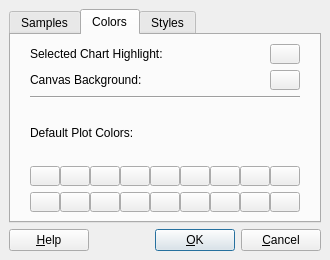
Qt form src/chart/settingsdialog.ui (performancecopilot/pcp) before a commit.
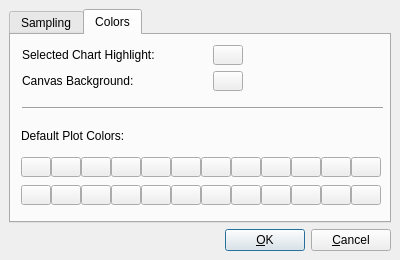
The same form after that commit. The open tabs and pages were chosen to show the change. Icons and pictures are not drawn.

Commit message: Settings dialog updates - add support for saving kmchart and pmlogger default sample intervals from QSettings.  Remove style switching code.

The edit to the form file:
```diff
--- a/src/chart/settingsdialog.ui
+++ b/src/chart/settingsdialog.ui
@@ -5,7 +5,7 @@
    <rect>
     <x>0</x>
     <y>0</y>
-    <width>330</width>
+    <width>400</width>
     <height>260</height>
    </rect>
   </property>
@@ -19,13 +19,13 @@
   </property>
   <property name="minimumSize" >
    <size>
-    <width>330</width>
+    <width>400</width>
     <height>260</height>
    </size>
   </property>
   <property name="maximumSize" >
    <size>
-    <width>330</width>
+    <width>400</width>
     <height>260</height>
    </size>
   </property>
@@ -49,30 +49,23 @@
     <number>6</number>
    </property>
    <item row="0" column="0" >
-    <layout class="QVBoxLayout" >
-     <property name="margin" >
-      <number>0</number>
-     </property>
-     <property name="spacing" >
-      <number>6</number>
-     </property>
-     <item>
       <widget class="QTabWidget" name="settingsTab" >
        <property name="currentIndex" >
         <number>0</number>
        </property>
        <widget class="QWidget" name="samplesTab" >
         <attribute name="title" >
-         <string>Samples</string>
-        </attribute>
-        <layout class="QGridLayout" >
-         <property name="margin" >
-          <number>9</number>
-         </property>
-         <property name="spacing" >
-          <number>6</number>
-         </property>
-         <item row="0" column="0" >
+       <string>Sampling</string>
+      </attribute>
+      <widget class="QWidget" name="" >
+       <property name="geometry" >
+        <rect>
+         <x>10</x>
+         <y>5</y>
+         <width>361</width>
+         <height>171</height>
+        </rect>
+       </property>
           <layout class="QGridLayout" >
            <property name="margin" >
             <number>0</number>
@@ -80,143 +73,212 @@
            <property name="spacing" >
             <number>6</number>
            </property>
-           <item row="1" column="0" >
+        <item row="1" column="0" colspan="2" >
+         <widget class="QLabel" name="loggerDeltaLabel" >
+          <property name="text" >
+           <string>Default Record Interval:</string>
+          </property>
+         </widget>
+        </item>
+        <item row="0" column="0" colspan="2" >
+         <widget class="QLabel" name="chartDeltaLabel" >
+          <property name="text" >
+           <string>Default Chart Interval:</string>
+          </property>
+         </widget>
+        </item>
+        <item row="2" column="1" colspan="3" >
             <widget class="QSlider" name="visibleSlider" >
+          <property name="maximum" >
+           <number>999999999</number>
+          </property>
              <property name="orientation" >
               <enum>Qt::Horizontal</enum>
              </property>
             </widget>
            </item>
            <item row="2" column="0" >
-            <layout class="QHBoxLayout" >
-             <property name="margin" >
-              <number>0</number>
-             </property>
-             <property name="spacing" >
-              <number>6</number>
-             </property>
-             <item>
-              <widget class="QLabel" name="totalTextLabel" >
-               <property name="text" >
-                <string>Total:</string>
-               </property>
-               <property name="wordWrap" >
-                <bool>false</bool>
-               </property>
-              </widget>
-             </item>
-             <item>
-              <spacer>
-               <property name="orientation" >
-                <enum>Qt::Horizontal</enum>
-               </property>
-               <property name="sizeHint" >
-                <size>
-                 <width>40</width>
-                 <height>20</height>
-                </size>
-               </property>
-              </spacer>
-             </item>
-             <item>
-              <widget class="QSpinBox" name="totalCounter" />
-             </item>
-             <item>
-              <spacer>
-               <property name="orientation" >
-                <enum>Qt::Horizontal</enum>
-               </property>
-               <property name="sizeHint" >
-                <size>
-                 <width>121</width>
-                 <height>20</height>
-                </size>
-               </property>
-              </spacer>
-             </item>
-            </layout>
-           </item>
-           <item row="3" column="0" >
-            <widget class="QSlider" name="totalSlider" >
-             <property name="orientation" >
-              <enum>Qt::Horizontal</enum>
-             </property>
-            </widget>
-           </item>
-           <item row="0" column="0" >
-            <layout class="QHBoxLayout" >
-             <property name="margin" >
-              <number>0</number>
-             </property>
-             <property name="spacing" >
-              <number>6</number>
-             </property>
-             <item>
               <widget class="QLabel" name="visibleTextLabel" >
                <property name="text" >
-                <string>Visible:</string>
+           <string>Default Visible Points:</string>
                </property>
                <property name="wordWrap" >
                 <bool>false</bool>
                </property>
               </widget>
              </item>
-             <item>
-              <spacer>
+        <item row="3" column="0" >
+         <widget class="QLabel" name="sampleTextLabel" >
+          <property name="text" >
+           <string>Default Sample Count:</string>
+          </property>
+          <property name="wordWrap" >
+           <bool>false</bool>
+          </property>
+         </widget>
+        </item>
+        <item row="3" column="4" >
+         <widget class="QSpinBox" name="sampleCounter" >
+          <property name="maximum" >
+           <number>999999999</number>
+          </property>
+         </widget>
+        </item>
+        <item row="0" column="2" >
+         <widget class="QLineEdit" name="chartDeltaLineEdit" >
+          <property name="layoutDirection" >
+           <enum>Qt::RightToLeft</enum>
+          </property>
+         </widget>
+        </item>
+        <item row="2" column="4" >
+         <widget class="QSpinBox" name="visibleCounter" >
+          <property name="maximum" >
+           <number>999999999</number>
+          </property>
+         </widget>
+        </item>
+        <item row="3" column="1" colspan="3" >
+         <widget class="QSlider" name="sampleSlider" >
+          <property name="maximum" >
+           <number>999999999</number>
+          </property>
                <property name="orientation" >
                 <enum>Qt::Horizontal</enum>
                </property>
-               <property name="sizeHint" >
-                <size>
-                 <width>40</width>
-                 <height>20</height>
-                </size>
-               </property>
-              </spacer>
+         </widget>
+        </item>
+        <item row="0" column="3" colspan="2" >
+         <widget class="QComboBox" name="chartDeltaUnitsComboBox" >
+          <property name="sizePolicy" >
+           <sizepolicy>
+            <hsizetype>1</hsizetype>
+            <vsizetype>0</vsizetype>
+            <horstretch>0</horstretch>
+            <verstretch>0</verstretch>
+           </sizepolicy>
+          </property>
+          <property name="currentIndex" >
+           <number>1</number>
+          </property>
+          <property name="maxCount" >
+           <number>6</number>
+          </property>
+          <property name="insertPolicy" >
+           <enum>QComboBox::NoInsert</enum>
+          </property>
+          <property name="duplicatesEnabled" >
+           <bool>false</bool>
+          </property>
+          <item>
+           <property name="text" >
+            <string>Milliseconds</string>
+           </property>
              </item>
              <item>
-              <widget class="QSpinBox" name="visibleCounter" />
+           <property name="text" >
+            <string>Seconds</string>
+           </property>
              </item>
              <item>
-              <spacer>
-               <property name="orientation" >
-                <enum>Qt::Horizontal</enum>
-               </property>
-               <property name="sizeHint" >
-                <size>
-                 <width>40</width>
-                 <height>20</height>
-                </size>
-               </property>
-              </spacer>
-             </item>
-            </layout>
-           </item>
-          </layout>
-         </item>
-        </layout>
+           <property name="text" >
+            <string>Minutes</string>
+           </property>
+          </item>
+          <item>
+           <property name="text" >
+            <string>Hours</string>
+           </property>
+          </item>
+          <item>
+           <property name="text" >
+            <string>Days</string>
+           </property>
+          </item>
+          <item>
+           <property name="text" >
+            <string>Weeks</string>
+           </property>
+          </item>
+         </widget>
+        </item>
+        <item row="1" column="3" colspan="2" >
+         <widget class="QComboBox" name="loggerDeltaUnitsComboBox" >
+          <property name="sizePolicy" >
+           <sizepolicy>
+            <hsizetype>1</hsizetype>
+            <vsizetype>0</vsizetype>
+            <horstretch>0</horstretch>
+            <verstretch>0</verstretch>
+           </sizepolicy>
+          </property>
+          <property name="currentIndex" >
+           <number>1</number>
+          </property>
+          <property name="maxCount" >
+           <number>6</number>
+          </property>
+          <property name="insertPolicy" >
+           <enum>QComboBox::NoInsert</enum>
+          </property>
+          <property name="duplicatesEnabled" >
+           <bool>false</bool>
+          </property>
+          <item>
+           <property name="text" >
+            <string>Milliseconds</string>
+           </property>
+          </item>
+          <item>
+           <property name="text" >
+            <string>Seconds</string>
+           </property>
+          </item>
+          <item>
+           <property name="text" >
+            <string>Minutes</string>
+           </property>
+          </item>
+          <item>
+           <property name="text" >
+            <string>Hours</string>
+           </property>
+          </item>
+          <item>
+           <property name="text" >
+            <string>Days</string>
+           </property>
+          </item>
+          <item>
+           <property name="text" >
+            <string>Weeks</string>
+           </property>
+          </item>
+         </widget>
+        </item>
+        <item row="1" column="2" >
+         <widget class="QLineEdit" name="loggerDeltaLineEdit" >
+          <property name="layoutDirection" >
+           <enum>Qt::RightToLeft</enum>
+          </property>
+         </widget>
+        </item>
+       </layout>
+      </widget>
        </widget>
        <widget class="QWidget" name="colorTab" >
         <attribute name="title" >
          <string>Colors</string>
         </attribute>
-        <layout class="QGridLayout" >
-         <property name="margin" >
-          <number>9</number>
-         </property>
-         <property name="spacing" >
-          <number>6</number>
-         </property>
-         <item row="2" column="0" >
-          <layout class="QVBoxLayout" >
-           <property name="margin" >
-            <number>0</number>
-           </property>
-           <property name="spacing" >
-            <number>6</number>
-           </property>
-           <item>
             <widget class="QLabel" name="defaultColorsTextLabel" >
+       <property name="geometry" >
+        <rect>
+         <x>10</x>
+         <y>90</y>
+         <width>274</width>
+         <height>21</height>
+        </rect>
+       </property>
              <property name="text" >
               <string>Default Plot Colors:</string>
              </property>
@@ -224,8 +286,132 @@
               <bool>false</bool>
              </property>
             </widget>
-           </item>
-           <item>
+      <widget class="QWidget" name="" >
+       <property name="geometry" >
+        <rect>
+         <x>11</x>
+         <y>10</y>
+         <width>221</width>
+         <height>48</height>
+        </rect>
+       </property>
+       <layout class="QGridLayout" >
+        <property name="margin" >
+         <number>0</number>
+        </property>
+        <property name="spacing" >
+         <number>6</number>
+        </property>
+        <item row="1" column="1" >
+         <widget class="QPushButton" name="chartBackgroundPushButton" >
+          <property name="sizePolicy" >
+           <sizepolicy>
+            <hsizetype>0</hsizetype>
+            <vsizetype>0</vsizetype>
+            <horstretch>0</horstretch>
+            <verstretch>0</verstretch>
+           </sizepolicy>
+          </property>
+          <property name="minimumSize" >
+           <size>
+            <width>30</width>
+            <height>20</height>
+           </size>
+          </property>
+          <property name="maximumSize" >
+           <size>
+            <width>30</width>
+            <height>20</height>
+           </size>
+          </property>
+          <property name="text" >
+           <string/>
+          </property>
+          <property name="autoDefault" >
+           <bool>true</bool>
+          </property>
+         </widget>
+        </item>
+        <item row="1" column="0" >
+         <widget class="QLabel" name="chartBackgroundTextLabel" >
+          <property name="text" >
+           <string>Canvas Background:</string>
+          </property>
+          <property name="wordWrap" >
+           <bool>false</bool>
+          </property>
+         </widget>
+        </item>
+        <item row="0" column="1" >
+         <widget class="QPushButton" name="chartHighlightPushButton" >
+          <property name="sizePolicy" >
+           <sizepolicy>
+            <hsizetype>0</hsizetype>
+            <vsizetype>0</vsizetype>
+            <horstretch>0</horstretch>
+            <verstretch>0</verstretch>
+           </sizepolicy>
+          </property>
+          <property name="minimumSize" >
+           <size>
+            <width>30</width>
+            <height>20</height>
+           </size>
+          </property>
+          <property name="maximumSize" >
+           <size>
+            <width>30</width>
+            <height>20</height>
+           </size>
+          </property>
+          <property name="text" >
+           <string/>
+          </property>
+          <property name="autoDefault" >
+           <bool>true</bool>
+          </property>
+         </widget>
+        </item>
+        <item row="0" column="0" >
+         <widget class="QLabel" name="chartHighlightTextLabel" >
+          <property name="text" >
+           <string>Selected Chart Highlight:</string>
+          </property>
+          <property name="wordWrap" >
+           <bool>false</bool>
+          </property>
+         </widget>
+        </item>
+       </layout>
+      </widget>
+      <widget class="Line" name="colorLine" >
+       <property name="geometry" >
+        <rect>
+         <x>11</x>
+         <y>63</y>
+         <width>361</width>
+         <height>20</height>
+        </rect>
+       </property>
+       <property name="frameShape" >
+        <enum>QFrame::HLine</enum>
+       </property>
+       <property name="frameShadow" >
+        <enum>QFrame::Sunken</enum>
+       </property>
+       <property name="orientation" >
+        <enum>Qt::Horizontal</enum>
+       </property>
+      </widget>
+      <widget class="QWidget" name="" >
+       <property name="geometry" >
+        <rect>
+         <x>10</x>
+         <y>120</y>
+         <width>361</width>
+         <height>52</height>
+        </rect>
+       </property>
             <layout class="QVBoxLayout" >
              <property name="margin" >
               <number>0</number>
@@ -466,16 +652,6 @@
                  </property>
                 </widget>
                </item>
-              </layout>
-             </item>
-             <item>
-              <layout class="QHBoxLayout" >
-               <property name="margin" >
-                <number>0</number>
-               </property>
-               <property name="spacing" >
-                <number>0</number>
-               </property>
                <item>
                 <widget class="QPushButton" name="defaultColorsPushButton10" >
                  <property name="sizePolicy" >
@@ -513,6 +689,12 @@
                    <verstretch>0</verstretch>
                   </sizepolicy>
                  </property>
+            <property name="minimumSize" >
+             <size>
+              <width>30</width>
+              <height>20</height>
+             </size>
+            </property>
                  <property name="maximumSize" >
                   <size>
                    <width>30</width>
@@ -534,6 +716,12 @@
                    <verstretch>0</verstretch>
                   </sizepolicy>
                  </property>
+            <property name="minimumSize" >
+             <size>
+              <width>30</width>
+              <height>20</height>
+             </size>
+            </property>
                  <property name="maximumSize" >
                   <size>
                    <width>30</width>
@@ -545,6 +733,16 @@
                  </property>
                 </widget>
                </item>
+         </layout>
+        </item>
+        <item>
+         <layout class="QHBoxLayout" >
+          <property name="margin" >
+           <number>0</number>
+          </property>
+          <property name="spacing" >
+           <number>0</number>
+          </property>
                <item>
                 <widget class="QPushButton" name="defaultColorsPushButton13" >
                  <property name="sizePolicy" >
@@ -555,6 +753,12 @@
                    <verstretch>0</verstretch>
                   </sizepolicy>
                  </property>
+            <property name="minimumSize" >
+             <size>
+              <width>30</width>
+              <height>20</height>
+             </size>
+            </property>
                  <property name="maximumSize" >
                   <size>
                    <width>30</width>
@@ -701,55 +905,62 @@
                  </property>
                 </widget>
                </item>
-              </layout>
-             </item>
-            </layout>
-           </item>
-          </layout>
-         </item>
-         <item row="1" column="0" >
-          <widget class="Line" name="colorLine" >
-           <property name="frameShape" >
-            <enum>QFrame::HLine</enum>
-           </property>
-           <property name="frameShadow" >
-            <enum>QFrame::Sunken</enum>
-           </property>
-           <property name="orientation" >
-            <enum>Qt::Horizontal</enum>
-           </property>
-          </widget>
-         </item>
-         <item row="0" column="0" >
-          <layout class="QGridLayout" >
-           <property name="margin" >
-            <number>0</number>
-           </property>
-           <property name="spacing" >
-            <number>6</number>
-           </property>
-           <item row="1" column="0" >
-            <widget class="QLabel" name="chartBackgroundTextLabel" >
-             <property name="text" >
-              <string>Canvas Background:</string>
-             </property>
-             <property name="wordWrap" >
-              <bool>false</bool>
-             </property>
-            </widget>
-           </item>
-           <item row="0" column="0" >
-            <widget class="QLabel" name="chartHighlightTextLabel" >
+          <item>
+           <widget class="QPushButton" name="defaultColorsPushButton19" >
+            <property name="sizePolicy" >
+             <sizepolicy>
+              <hsizetype>0</hsizetype>
+              <vsizetype>0</vsizetype>
+              <horstretch>0</horstretch>
+              <verstretch>0</verstretch>
+             </sizepolicy>
+            </property>
+            <property name="minimumSize" >
+             <size>
+              <width>30</width>
+              <height>20</height>
+             </size>
+            </property>
+            <property name="maximumSize" >
+             <size>
+              <width>30</width>
+              <height>20</height>
+             </size>
+            </property>
+            <property name="text" >
+             <string/>
+            </property>
+           </widget>
+          </item>
+          <item>
+           <widget class="QPushButton" name="defaultColorsPushButton20" >
+            <property name="sizePolicy" >
+             <sizepolicy>
+              <hsizetype>0</hsizetype>
+              <vsizetype>0</vsizetype>
+              <horstretch>0</horstretch>
+              <verstretch>0</verstretch>
+             </sizepolicy>
+            </property>
+            <property name="minimumSize" >
+             <size>
+              <width>30</width>
+              <height>20</height>
+             </size>
+            </property>
+            <property name="maximumSize" >
+             <size>
+              <width>30</width>
+              <height>20</height>
+             </size>
+            </property>
              <property name="text" >
-              <string>Selected Chart Highlight:</string>
-             </property>
-             <property name="wordWrap" >
-              <bool>false</bool>
-             </property>
-            </widget>
-           </item>
-           <item row="0" column="1" >
-            <widget class="QPushButton" name="chartHighlightPushButton" >
+             <string/>
+            </property>
+           </widget>
+          </item>
+          <item>
+           <widget class="QPushButton" name="defaultColorsPushButton21" >
              <property name="sizePolicy" >
               <sizepolicy>
                <hsizetype>0</hsizetype>
@@ -773,13 +984,10 @@
              <property name="text" >
               <string/>
              </property>
-             <property name="autoDefault" >
-              <bool>true</bool>
-             </property>
-            </widget>
-           </item>
-           <item row="1" column="1" >
-            <widget class="QPushButton" name="chartBackgroundPushButton" >
+           </widget>
+          </item>
+          <item>
+           <widget class="QPushButton" name="defaultColorsPushButton22" >
              <property name="sizePolicy" >
               <sizepolicy>
                <hsizetype>0</hsizetype>
@@ -803,84 +1011,70 @@
              <property name="text" >
               <string/>
              </property>
-             <property name="autoDefault" >
-              <bool>true</bool>
-             </property>
-            </widget>
-           </item>
-          </layout>
-         </item>
-        </layout>
-       </widget>
-       <widget class="QWidget" name="TabPage" >
-        <attribute name="title" >
-         <string>Styles</string>
-        </attribute>
-        <layout class="QGridLayout" >
-         <property name="margin" >
-          <number>9</number>
-         </property>
-         <property name="spacing" >
-          <number>6</number>
-         </property>
-         <item row="0" column="0" >
-          <layout class="QVBoxLayout" >
-           <property name="margin" >
-            <number>0</number>
-           </property>
-           <property name="spacing" >
-            <number>6</number>
-           </property>
-           <item>
-            <widget class="QLabel" name="systemStyleLabel" >
+           </widget>
+          </item>
+          <item>
+           <widget class="QPushButton" name="defaultColorsPushButton23" >
+            <property name="sizePolicy" >
+             <sizepolicy>
+              <hsizetype>0</hsizetype>
+              <vsizetype>0</vsizetype>
+              <horstretch>0</horstretch>
+              <verstretch>0</verstretch>
+             </sizepolicy>
+            </property>
+            <property name="minimumSize" >
+             <size>
+              <width>30</width>
+              <height>20</height>
+             </size>
+            </property>
+            <property name="maximumSize" >
+             <size>
+              <width>30</width>
+              <height>20</height>
+             </size>
+            </property>
              <property name="text" >
-              <string>System Styles:</string>
+             <string/>
              </property>
             </widget>
            </item>
            <item>
-            <layout class="QHBoxLayout" >
-             <property name="margin" >
-              <number>0</number>
-             </property>
-             <property name="spacing" >
-              <number>6</number>
-             </property>
-             <item>
-              <widget class="QComboBox" name="systemStyleComboBox" />
-             </item>
-             <item>
-              <spacer>
-               <property name="orientation" >
-                <enum>Qt::Horizontal</enum>
-               </property>
-               <property name="sizeHint" >
+           <widget class="QPushButton" name="defaultColorsPushButton24" >
+            <property name="sizePolicy" >
+             <sizepolicy>
+              <hsizetype>0</hsizetype>
+              <vsizetype>0</vsizetype>
+              <horstretch>0</horstretch>
+              <verstretch>0</verstretch>
+             </sizepolicy>
+            </property>
+            <property name="minimumSize" >
+             <size>
+              <width>30</width>
+              <height>20</height>
+             </size>
+            </property>
+            <property name="maximumSize" >
                 <size>
-                 <width>71</width>
+              <width>30</width>
                  <height>20</height>
                 </size>
                </property>
-              </spacer>
-             </item>
-            </layout>
-           </item>
-           <item>
-            <widget class="QLabel" name="userStyleLabel" >
              <property name="text" >
-              <string>User Styles:</string>
+             <string/>
              </property>
             </widget>
            </item>
-           <item>
-            <widget class="QLineEdit" name="userStylesLineEdit" />
-           </item>
           </layout>
          </item>
         </layout>
        </widget>
       </widget>
-     </item>
-     <item>
+    </widget>
+   </item>
+   <item row="1" column="0" >
       <layout class="QHBoxLayout" >
        <property name="margin" >
         <number>0</number>
@@ -888,19 +1082,6 @@
        <property name="spacing" >
         <number>6</number>
        </property>
-       <item>
-        <widget class="QPushButton" name="buttonHelp" >
-         <property name="text" >
-          <string>&amp;Help</string>
-         </property>
-         <property name="shortcut" >
-          <string>F1</string>
-         </property>
-         <property name="autoDefault" >
-          <bool>true</bool>
-         </property>
-        </widget>
-       </item>
        <item>
         <spacer>
          <property name="orientation" >
@@ -949,8 +1130,6 @@
       </layout>
      </item>
     </layout>
-   </item>
-  </layout>
  </widget>
  <layoutdefault spacing="6" margin="11" />
  <tabstops>
```
Left out of the diff: 181 changed lines with no effect on the pictures. Lines whose indentation alone changed are shown as unchanged. The commit also changes 10 other files.
